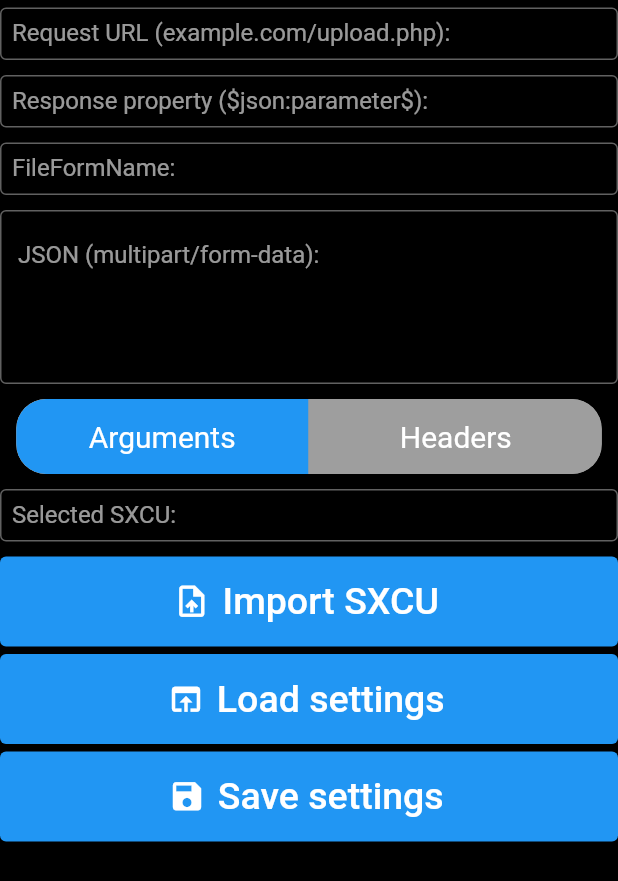
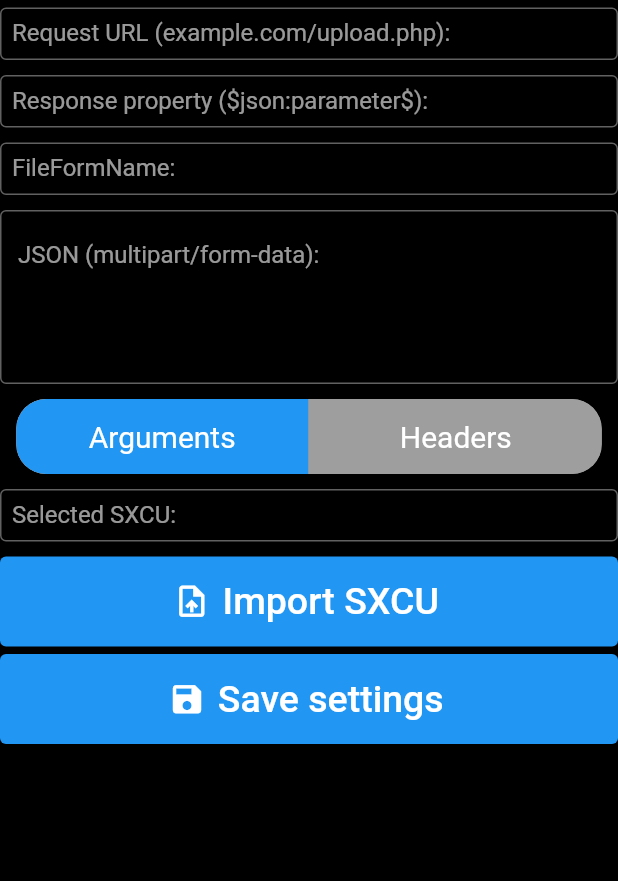
Before and after one commit to castdrian/ImageLink, a Flutter app: the Settings screen opened directly, after a tap on "Arguments", on a phone screen of 412 x 824 dp. Shown: the top 881 px of the screen. Run offline on Flutter 3.47's test engine with Material 2 defaults, Android fonts, the phone set to English and light mode, and no system bars; drawn by our look-alikes of toggle_switch; our stand-ins replace file_picker, fluttertoast, font_awesome_flutter, permission_handler, shared_preferences; missing offline and left inert: receive_sharing_intent; accounts and stored records are empty.

Commit message:
Adds async loading of permissions and settings on page load

```diff
--- a/lib/settings.dart
+++ b/lib/settings.dart
@@ -22,6 +22,14 @@ class _SettingsState extends State<Settings> {
   final agc = TextEditingController();
   final fnc = TextEditingController();
   int idx = 0;
+
+
+  @override
+  void initState() {
+    super.initState();
+    WidgetsBinding.instance
+        .addPostFrameCallback((_) async => await loadAsync(context));
+  }
 
   @override
   Widget build(BuildContext context) {
@@ -372,57 +380,6 @@ class _SettingsState extends State<Settings> {
             width: double.infinity,
             height: 60.0,
             child: ElevatedButton.icon(
-              label: Text('Load settings', style: TextStyle(fontSize: 25)),
-              icon: Icon(Icons.open_in_browser, size: 25),
-              onPressed: () async {
-                await [
-                  Permission.storage,
-                  Permission.manageExternalStorage,
-                  Permission.systemAlertWindow,
-                  Permission.ignoreBatteryOptimizations,
-                ].request();
-
-                final prefs = await SharedPreferences.getInstance();
-                final requrl = prefs.getString('requrl');
-                final resprop = prefs.getString('resprop');
-                final args = prefs.getString('args');
-                final type = prefs.getInt('argtype');
-                final filename = prefs.getString('fileform');
-
-                if (requrl == null) {
-                  Fluttertoast.showToast(
-                      msg: 'Nothing to load!',
-                      toastLength: Toast.LENGTH_SHORT,
-                      timeInSecForIosWeb: 2,
-                      fontSize: 16.0);
-                  return;
-                }
-
-                setState(() {
-                  rqc.text = requrl;
-                  rsc.text = resprop;
-                  agc.text = args;
-                  fnc.text = filename;
-                  idx = type;
-                });
-
-                Fluttertoast.showToast(
-                    msg: 'Settings successfully loaded!',
-                    toastLength: Toast.LENGTH_SHORT,
-                    timeInSecForIosWeb: 2,
-                    fontSize: 16.0);
-              },
-            ),
-          ),
-          SizedBox(height: 5),
-          Container(
-            constraints: new BoxConstraints(
-              minHeight: 60.0,
-              maxHeight: 60.0,
-            ),
-            width: double.infinity,
-            height: 60.0,
-            child: ElevatedButton.icon(
               label: Text('Save settings', style: TextStyle(fontSize: 25)),
               icon: Icon(Icons.save, size: 25),
               onPressed: () async {
@@ -545,4 +502,43 @@ class _SettingsState extends State<Settings> {
           ),
         ]));
   }
+
+  Future loadAsync(BuildContext context) async {
+    await [
+      Permission.storage,
+      Permission.manageExternalStorage,
+      Permission.systemAlertWindow,
+      Permission.ignoreBatteryOptimizations,
+    ].request();
+
+    final prefs = await SharedPreferences.getInstance();
+    final requrl = prefs.getString('requrl');
+    final resprop = prefs.getString('resprop');
+    final args = prefs.getString('args');
+    final type = prefs.getInt('argtype');
+    final filename = prefs.getString('fileform');
+
+    if (requrl == null) {
+      Fluttertoast.showToast(
+          msg: 'Nothing to load!',
+          toastLength: Toast.LENGTH_SHORT,
+          timeInSecForIosWeb: 2,
+          fontSize: 16.0);
+      return;
+    }
+
+    setState(() {
+      rqc.text = requrl;
+      rsc.text = resprop;
+      agc.text = args;
+      fnc.text = filename;
+      idx = type;
+    });
+
+    Fluttertoast.showToast(
+        msg: 'Settings successfully loaded!',
+        toastLength: Toast.LENGTH_SHORT,
+        timeInSecForIosWeb: 2,
+        fontSize: 16.0);
+  }
 }
```
Also changed, not shown: lib/home.dart (+13 -7 lines).
